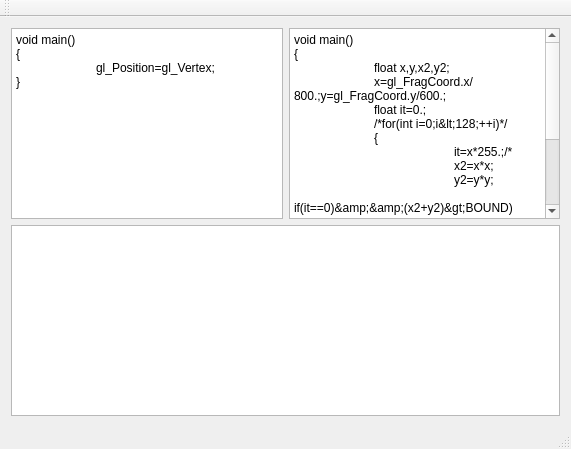
Above: MainWindow.ui from w23/shapa before the change. Below: the same form after it.
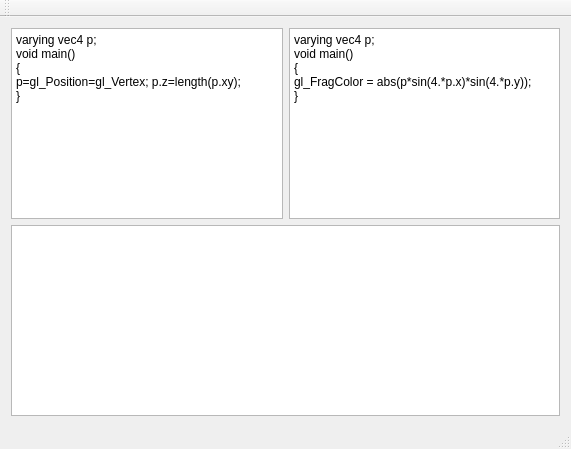
That is the form after the change.

Commit message: more 1k/4k-intro-friendly setup

```diff
--- a/MainWindow.ui
+++ b/MainWindow.ui
@@ -37,32 +37,22 @@
         <item>
          <widget class="QPlainTextEdit" name="vertexShader">
           <property name="plainText">
-           <string>void main()
+           <string>varying vec4 p;
+void main()
 {
-	gl_Position=gl_Vertex;
-}</string>
+p=gl_Position=gl_Vertex; p.z=length(p.xy);
+}
+</string>
           </property>
          </widget>
         </item>
         <item>
          <widget class="QPlainTextEdit" name="fragmentShader">
           <property name="plainText">
-           <string>void main()
+           <string>varying vec4 p;
+void main()
 {
-	float x,y,x2,y2;
-	x=gl_FragCoord.x/800.;y=gl_FragCoord.y/600.;
-	float it=0.;
-	/*for(int i=0;i&lt;128;++i)*/
-	{
-		it=x*255.;/*
-		x2=x*x;
-		y2=y*y;
-		if(it==0)&amp;&amp;(x2+y2)&gt;BOUND)
-			it=i;
-		y=2*x*y+cy;
-		x=x2-y2+cx;*/
-	}
-	gl_FragColor = vec4(it/255.);
+gl_FragColor = abs(p*sin(4.*p.x)*sin(4.*p.y));
 }</string>
           </property>
          </widget>
```
The commit also changes 2 other files.
